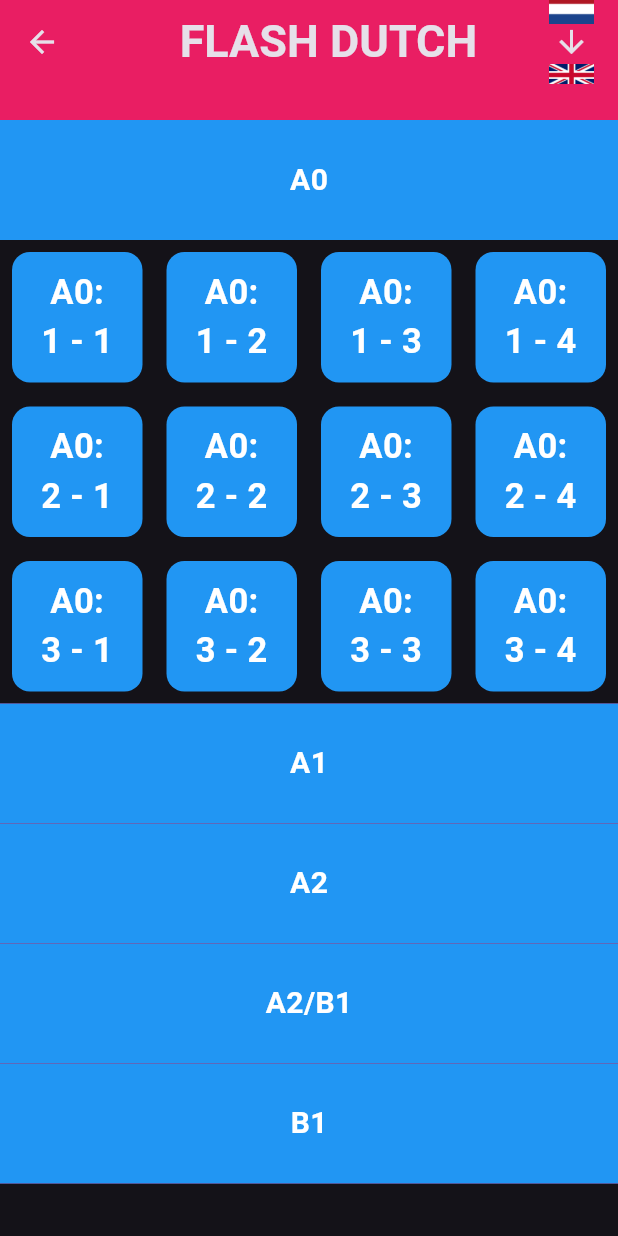
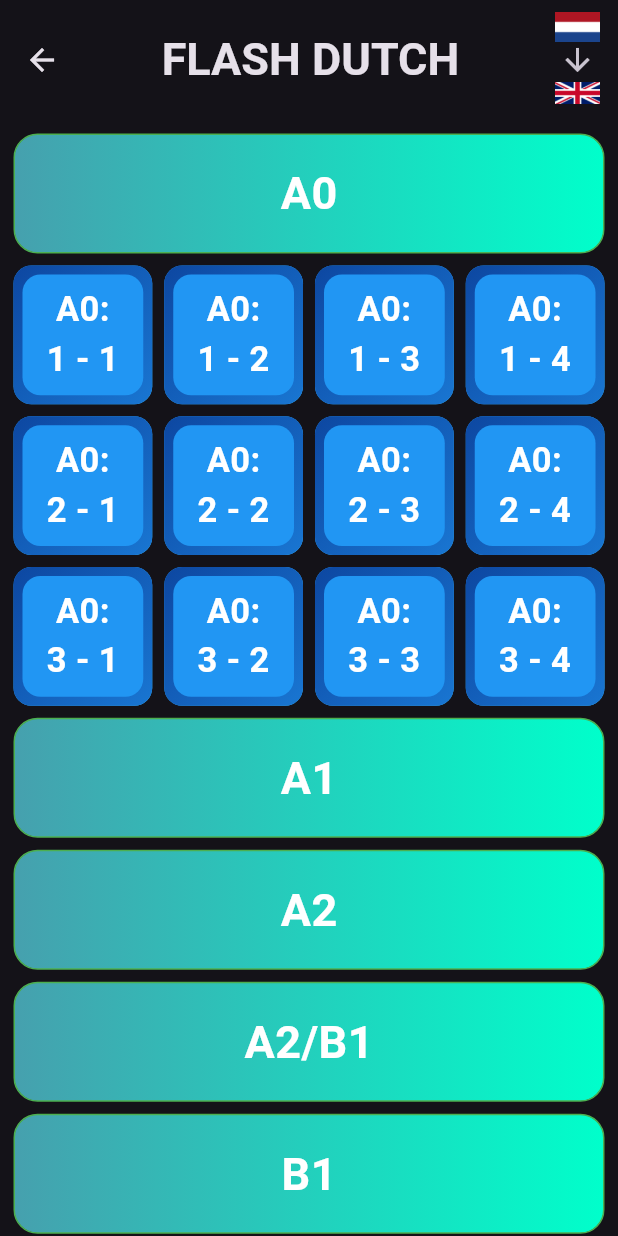
Before and after one commit to paolobarzon/FLASH-DUTCH, a Flutter app: the ButtonPage screen opened directly, after a tap on "A0", on a phone screen of 412 x 824 dp. Run offline on Flutter 3.47's test engine with Material 3 defaults, Android fonts, the phone set to English and light mode, and no system bars; our stand-ins replace csv, get, shared_preferences; missing offline and left inert: country_icons; accounts and stored records are empty.

Commit message:
better style

```diff
--- a/lib/screens/Choosing Thema/choosing_thema.dart
+++ b/lib/screens/Choosing Thema/choosing_thema.dart
@@ -1,6 +1,7 @@
 import 'package:flutter/material.dart';
 import 'package:simple_app_simple/screens/welcome/welcome_screen.dart';
 import 'package:shared_preferences/shared_preferences.dart';
+import '../../constants.dart';
 import '../../models/questions.dart';
 import '../../models/sucker_page.dart';
 
@@ -81,22 +82,29 @@
   Widget build(BuildContext context) {
     return Scaffold(
       appBar: PreferredSize(
-        preferredSize: Size.fromHeight(80),
+        preferredSize: const Size.fromHeight(80.0),
         child: AppBar(
-          backgroundColor: Colors.pink,
+          toolbarHeight: 80.0,
+          //backgroundColor: Colors.pink,
           title: Row(
+            mainAxisAlignment: MainAxisAlignment.center,
             children: [
-              Expanded(
-                child: Center(
-                  child: Text(
+              //SizedBox(width: 8), // Adjust spacing as needed
+              Text(
                 "FLASH DUTCH",
                 style: TextStyle(fontSize: 30, fontWeight: FontWeight.bold),
               ),
+            ],
           ),
-              ),
-              GestureDetector(
+          actions: [
+            Padding(
+              padding:
+                  const EdgeInsets.symmetric(vertical: 8.0, horizontal: 12.0),
+              child: GestureDetector(
                 onTap: toggleFlagPosition,
                 child: Column(
+                  mainAxisAlignment: MainAxisAlignment.center,
+                  crossAxisAlignment: CrossAxisAlignment.center,
                   children: [
                     if (isFlagSwapped)
                       Image.asset(
@@ -126,15 +134,20 @@
                   ],
                 ),
               ),
+            ),
           ],
         ),
       ),
-      ),
       body: SingleChildScrollView(
+        child: Center(
+          child: Padding(
+            padding: EdgeInsets.all(5), // Adjust the top padding as needed
             child: Column(
+              mainAxisAlignment: MainAxisAlignment.center,
               children: [
                 for (int i = 0; i < levelVisibility.length; i++)
                   Column(
+                    mainAxisAlignment: MainAxisAlignment.center,
                     children: [
                       GestureDetector(
                         onTap: () {
@@ -142,14 +155,20 @@
                             levelVisibility[i] = !levelVisibility[i];
                           });
                         },
-                    child: DecoratedBox(
-                      decoration: BoxDecoration(
-                        border: Border.all(
-                            color: Colors.pink), // Add a black border
-                      ),
+                        child: Padding(
+                          padding: const EdgeInsets.all(4.0),
                           child: Container(
                             height: 80,
-                        color: Colors.blue,
+                            decoration: BoxDecoration(
+                              gradient: kPrimaryGradient,
+                              border: Border.all(
+                                color: Colors.green,
+                                width:
+                                    1, // Set the border width (adjust as needed)
+                              ),
+                              borderRadius: BorderRadius.circular(
+                                  16), // Optional: Add border radius
+                            ),
                             child: Center(
                               child: Text(
                                 (() {
@@ -170,7 +189,7 @@
                                 })(),
                                 style: TextStyle(
                                     color: Colors.white,
-                                fontSize: 20.0,
+                                    fontSize: 30.0,
                                     fontWeight: FontWeight.bold),
                               ),
                             ),
@@ -182,14 +201,18 @@
                           child: Column(
                             children: [
                               GridView.builder(
-                            physics: NeverScrollableScrollPhysics(), // Disable GridView scrolling
+                                physics: NeverScrollableScrollPhysics(),
+                                // Disable GridView scrolling
                                 shrinkWrap: true,
-                            gridDelegate: SliverGridDelegateWithFixedCrossAxisCount(
+                                gridDelegate:
+                                    SliverGridDelegateWithFixedCrossAxisCount(
                                   crossAxisCount: 4,
                                 ),
                                 itemCount: i == 0
                                     ? 12
-                                : (i == 1 ? 28 : (i == 2 ? 40 : (i == 3 ? 40 : 20))),
+                                    : (i == 1
+                                        ? 28
+                                        : (i == 2 ? 40 : (i == 3 ? 40 : 20))),
                                 // Or whatever the number of buttons per level
                                 itemBuilder: (context, index) {
                                   // Build your buttons here
@@ -214,7 +237,8 @@
                                   }
                                   if (i == 4) {
                                     row = index ~/ 4 +
-                                    1 + 10; // Rows from 1 to 20 for the first 80 items
+                                        1 +
+                                        10; // Rows from 1 to 20 for the first 80 items
                                   }
                                   /*if (index < 80) {
                                     row = index ~/ 4 +
@@ -249,7 +273,7 @@
                                   loadQuizletCompletionStatus;
                                   return InkWell(
                                     onTap: () {
-                                  print(isFlagSwapped);
+                                      //print(isFlagSwapped);
                                       //print("$row $column");
                                       onSelectQuizlet(quizletId);
                                       Navigator.pushReplacement(
@@ -264,14 +288,48 @@
                                         ),
                                       );
                                     },
+                                    child: Padding(
+                                      padding: const EdgeInsets.all(4.0),
+                                      child: AnimatedOpacity(
+                                        duration: Duration(milliseconds: 500),
+                                        opacity: levelVisibility[i] ? 1.0 : 0.0,
+                                        child: DecoratedBox(
+                                          decoration: BoxDecoration(
+                                            gradient: LinearGradient(
+                                              colors: [
+                                                Colors.blue,
+                                                Colors.lightBlueAccent
+                                              ],
+                                              begin: Alignment.topLeft,
+                                              end: Alignment.bottomRight,
+                                              stops: [0.0, 1.0],
+                                            ),
+                                            borderRadius:
+                                                BorderRadius.circular(12),
+                                          ),
+                                          child: DecoratedBox(
+                                            decoration: BoxDecoration(
+                                              gradient: LinearGradient(
+                                                colors: [
+                                                  Colors.blue.shade900,
+                                                  Colors.blue.shade700
+                                                ],
+                                                begin: Alignment.topLeft,
+                                                end: Alignment.bottomRight,
+                                              ),
+                                              borderRadius:
+                                                  BorderRadius.circular(12),
+                                            ),
                                             child: Container(
                                               alignment: Alignment.center,
-                                  margin: EdgeInsets.all(8),
+                                              margin: EdgeInsets.all(6),
                                               decoration: BoxDecoration(
-                                    color: quizletCompletionStatus[quizletId] ??
+                                                color: quizletCompletionStatus[
+                                                        quizletId] ??
                                                     Colors.blue,
                                                 // Use completion status to determine color
-                                    borderRadius: BorderRadius.circular(12),
+                                                borderRadius:
+                                                    BorderRadius.circular(12),
                                               ),
                                               child: Text(
                                                 '$level:\n$row - $column',
@@ -279,9 +337,15 @@
                                                   color: Colors.white,
                                                   fontWeight: FontWeight.bold,
                                                   // Make the text bold
-                                      fontSize: 23, // Set the font size
+                                                  fontSize:
+                                                      23, // Set the font size
                                                 ),
-                                    textAlign: TextAlign.center, // Center the text
+                                                textAlign: TextAlign
+                                                    .center, // Center the text
+                                              ),
+                                            ),
+                                          ),
+                                        ),
                                       ),
                                     ),
                                   );
@@ -295,6 +359,8 @@
               ],
             ),
           ),
+        ),
+      ),
     );
   }
 }
```
Also changed, not shown: lib/models/questions.dart (+173 -55 lines), assets/wordscopy.csv. Lines whose indentation alone changed are shown as unchanged.
